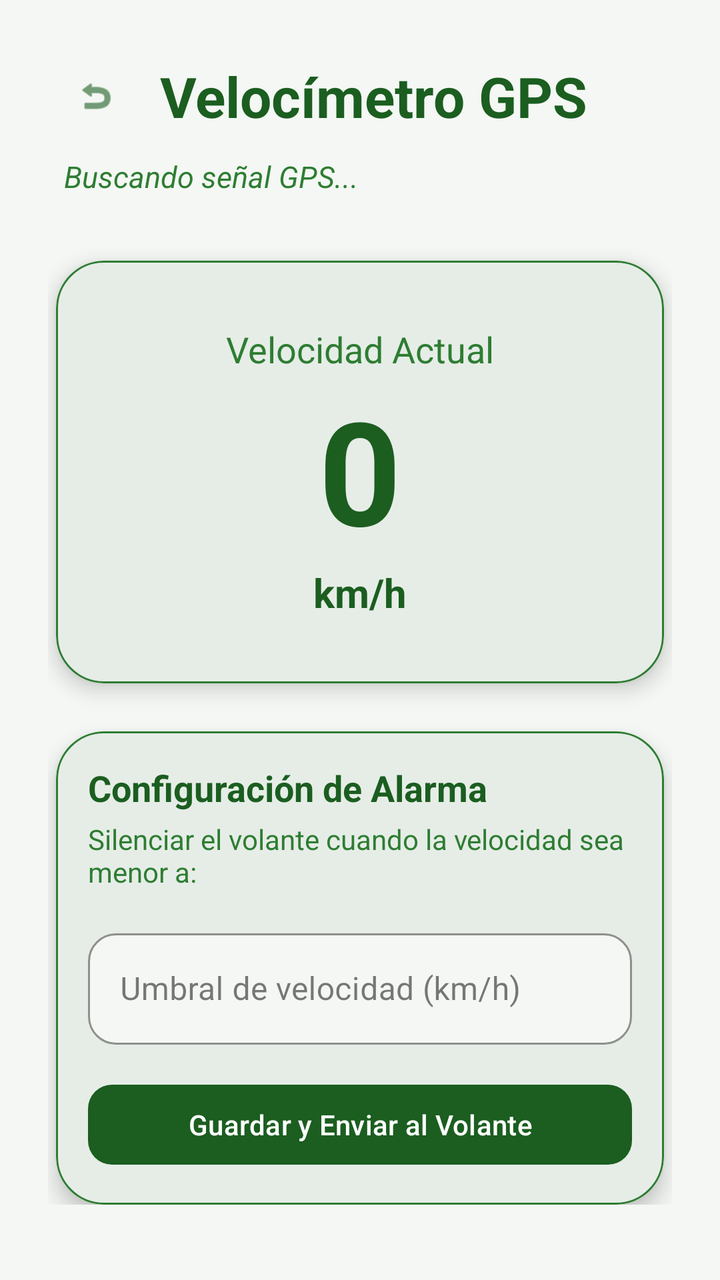
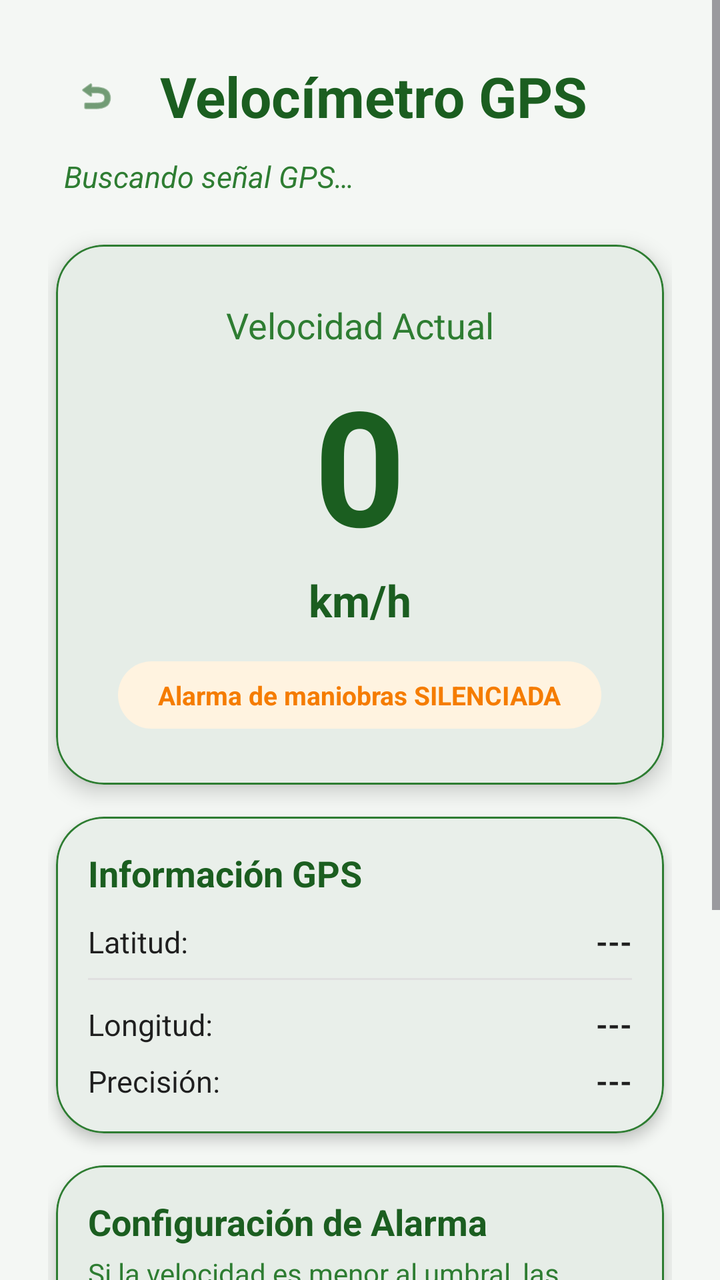

Before-and-after screenshots of an Android layout around one commit, followed by the original layout XML and the change that was made.
<!-- AndroidManifest.xml: application theme Theme.VolanteMeteoroApp -->
<!-- res/layout/activity_second.xml -->
<?xml version="1.0" encoding="utf-8"?>
<ScrollView xmlns:android="http://schemas.android.com/apk/res/android"
    xmlns:app="http://schemas.android.com/apk/res-auto"
    xmlns:tools="http://schemas.android.com/tools"
    android:layout_width="match_parent"
    android:layout_height="match_parent"
    tools:context=".SecondActivity">

    <LinearLayout
        android:layout_width="match_parent"
        android:layout_height="wrap_content"
        android:orientation="vertical"
        android:padding="24dp"
        android:background="@color/app_background">

        
        <LinearLayout
            android:layout_width="match_parent"
            android:layout_height="wrap_content"
            android:orientation="horizontal"
            android:gravity="center_vertical">

            <com.google.android.material.button.MaterialButton
                android:id="@+id/button_back"
                style="@style/Widget.Material3.Button.IconButton"
                android:layout_width="wrap_content"
                android:layout_height="wrap_content"
                app:icon="@android:drawable/ic_menu_revert"
                app:iconTint="@color/app_primary" />

            <TextView
                android:layout_width="wrap_content"
                android:layout_height="wrap_content"
                android:layout_marginStart="8dp"
                android:text="Velocímetro GPS"
                android:textSize="28sp"
                android:textStyle="bold"
                android:textColor="@color/app_primary" />
        </LinearLayout>

        <TextView
            android:id="@+id/text_gps_status"
            android:layout_width="match_parent"
            android:layout_height="wrap_content"
            android:layout_marginTop="6dp"
            android:layout_marginStart="8dp"
            android:text="Buscando señal GPS..."
            android:textColor="@color/app_secondary"
            android:textSize="15sp"
            android:textStyle="italic" />

        
        <com.google.android.material.card.MaterialCardView
            android:layout_width="match_parent"
            android:layout_height="wrap_content"
            android:layout_marginTop="32dp"
            android:layout_marginHorizontal="4dp"
            app:cardBackgroundColor="@color/app_surface"
            app:cardCornerRadius="24dp"
            app:cardElevation="6dp"
            app:strokeColor="@color/app_secondary"
            app:strokeWidth="1dp">

            <LinearLayout
                android:layout_width="match_parent"
                android:layout_height="wrap_content"
                android:orientation="vertical"
                android:gravity="center"
                android:padding="32dp">

                <TextView
                    android:layout_width="wrap_content"
                    android:layout_height="wrap_content"
                    android:text="Velocidad Actual"
                    android:textSize="18sp"
                    android:textColor="@color/app_secondary" />

                <TextView
                    android:id="@+id/text_speed_value"
                    android:layout_width="wrap_content"
                    android:layout_height="wrap_content"
                    android:text="0"
                    android:textSize="72sp"
                    android:textStyle="bold"
                    android:textColor="@color/app_primary" />

                <TextView
                    android:layout_width="wrap_content"
                    android:layout_height="wrap_content"
                    android:text="km/h"
                    android:textSize="20sp"
                    android:textStyle="bold"
                    android:textColor="@color/app_primary" />

            </LinearLayout>
        </com.google.android.material.card.MaterialCardView>

        
        <com.google.android.material.card.MaterialCardView
            android:layout_width="match_parent"
            android:layout_height="wrap_content"
            android:layout_marginTop="24dp"
            android:layout_marginHorizontal="4dp"
            app:cardBackgroundColor="@color/app_surface"
            app:cardCornerRadius="24dp"
            app:cardElevation="6dp"
            app:strokeColor="@color/app_secondary"
            app:strokeWidth="1dp">

            <LinearLayout
                android:layout_width="match_parent"
                android:layout_height="wrap_content"
                android:orientation="vertical"
                android:padding="16dp">

                <TextView
                    android:layout_width="wrap_content"
                    android:layout_height="wrap_content"
                    android:text="Configuración de Alarma"
                    android:textSize="18sp"
                    android:textColor="@color/app_primary"
                    android:textStyle="bold" />

                <TextView
                    android:layout_width="wrap_content"
                    android:layout_height="wrap_content"
                    android:layout_marginTop="4dp"
                    android:text="Silenciar el volante cuando la velocidad sea menor a:"
                    android:textColor="@color/app_secondary"
                    android:textSize="14sp" />

                <com.google.android.material.textfield.TextInputLayout
                    style="@style/Widget.MaterialComponents.TextInputLayout.OutlinedBox"
                    android:layout_width="match_parent"
                    android:layout_height="wrap_content"
                    android:layout_marginTop="16dp"
                    android:hint="Umbral de velocidad (km/h)"
                    app:boxBackgroundColor="@color/app_background"
                    app:boxBackgroundMode="outline"
                    app:boxCornerRadiusBottomEnd="14dp"
                    app:boxCornerRadiusBottomStart="14dp"
                    app:boxCornerRadiusTopEnd="14dp"
                    app:boxCornerRadiusTopStart="14dp"
                    app:boxStrokeColor="@color/app_primary"
                    app:boxStrokeWidth="1dp"
                    app:hintTextColor="@color/app_on_surface">

                    <com.google.android.material.textfield.TextInputEditText
                        android:id="@+id/edit_text_speed_threshold"
                        android:layout_width="match_parent"
                        android:layout_height="wrap_content"
                        android:inputType="number"
                        android:textColor="@color/app_on_surface"
                        android:textColorHint="@color/app_on_surface" />
                </com.google.android.material.textfield.TextInputLayout>

                <com.google.android.material.button.MaterialButton
                    android:id="@+id/button_save_speed_threshold"
                    android:layout_width="match_parent"
                    android:layout_height="wrap_content"
                    android:layout_marginTop="16dp"
                    android:text="Guardar y Enviar al Volante"
                    android:textAllCaps="false"
                    app:backgroundTint="@color/app_primary"
                    app:cornerRadius="12dp"
                    app:rippleColor="@color/app_secondary" />

            </LinearLayout>
        </com.google.android.material.card.MaterialCardView>

    </LinearLayout>
</ScrollView>
<!-- resources referenced by this layout -->
<resources>
  <color name="app_background">#F4F7F4</color>
  <color name="app_on_surface">#1F1F1F</color>
  <color name="app_primary">#1B5E20</color>
  <color name="app_secondary">#2E7D32</color>
  <color name="app_surface">#FFFFFF</color>
  <style name="Theme.VolanteMeteoroApp" parent="Base.Theme.VolanteMeteoroApp" />
  <style name="Base.Theme.VolanteMeteoroApp" parent="Theme.Material3.Light.NoActionBar">
          <item name="colorPrimary">@color/app_primary</item>
          <item name="colorOnPrimary">@color/app_on_primary</item>
          <item name="colorSecondary">@color/app_secondary</item>
          <item name="android:colorBackground">@color/app_background</item>
          <item name="colorSurface">@color/app_surface</item>
          <item name="colorOnSurface">@color/app_on_surface</item>
      </style>
  <color name="app_on_primary">#FFFFFFFF</color>
</resources>

<!-- the commit's change to res/layout/activity_second.xml (unified diff, before → after) -->
@@ -32,7 +32,7 @@
                 android:layout_width="wrap_content"
                 android:layout_height="wrap_content"
                 android:layout_marginStart="8dp"
-                android:text="Velocímetro GPS"
+                android:text="@string/gps_title"
                 android:textSize="28sp"
                 android:textStyle="bold"
                 android:textColor="@color/app_primary" />
@@ -44,59 +44,14 @@
             android:layout_height="wrap_content"
             android:layout_marginTop="6dp"
             android:layout_marginStart="8dp"
-            android:text="Buscando señal GPS..."
+            android:text="@string/gps_status_searching"
             android:textColor="@color/app_secondary"
             android:textSize="15sp"
             android:textStyle="italic" />
 
         
         <com.google.android.material.card.MaterialCardView
-            android:layout_width="match_parent"
-            android:layout_height="wrap_content"
-            android:layout_marginTop="32dp"
-            android:layout_marginHorizontal="4dp"
-            app:cardBackgroundColor="@color/app_surface"
-            app:cardCornerRadius="24dp"
-            app:cardElevation="6dp"
-            app:strokeColor="@color/app_secondary"
-            app:strokeWidth="1dp">
-
-            <LinearLayout
-                android:layout_width="match_parent"
-                android:layout_height="wrap_content"
-                android:orientation="vertical"
-                android:gravity="center"
-                android:padding="32dp">
-
-                <TextView
-                    android:layout_width="wrap_content"
-                    android:layout_height="wrap_content"
-                    android:text="Velocidad Actual"
-                    android:textSize="18sp"
-                    android:textColor="@color/app_secondary" />
-
-                <TextView
-                    android:id="@+id/text_speed_value"
-                    android:layout_width="wrap_content"
-                    android:layout_height="wrap_content"
-                    android:text="0"
-                    android:textSize="72sp"
-                    android:textStyle="bold"
-                    android:textColor="@color/app_primary" />
-
-                <TextView
-                    android:layout_width="wrap_content"
-                    android:layout_height="wrap_content"
-                    android:text="km/h"
-                    android:textSize="20sp"
-                    android:textStyle="bold"
-                    android:textColor="@color/app_primary" />
-
-            </LinearLayout>
-        </com.google.android.material.card.MaterialCardView>
-
-        
-        <com.google.android.material.card.MaterialCardView
+            android:id="@+id/card_speed"
             android:layout_width="match_parent"
             android:layout_height="wrap_content"
             android:layout_marginTop="24dp"
@@ -111,12 +66,177 @@
                 android:layout_width="match_parent"
                 android:layout_height="wrap_content"
                 android:orientation="vertical"
+                android:gravity="center"
+                android:padding="28dp">
+
+                <TextView
+                    android:layout_width="wrap_content"
+                    android:layout_height="wrap_content"
+                    android:text="@string/speed_label"
+                    android:textSize="18sp"
+                    android:textColor="@color/app_secondary" />
+
+                <TextView
+                    android:id="@+id/text_speed_value"
+                    android:layout_width="wrap_content"
+                    android:layout_height="wrap_content"
+                    android:layout_marginTop="4dp"
+                    android:text="@string/speed_zero"
+                    android:textSize="80sp"
+                    android:textStyle="bold"
+                    android:textColor="@color/app_primary" />
+
+                <TextView
+                    android:layout_width="wrap_content"
+                    android:layout_height="wrap_content"
+                    android:text="@string/speed_unit"
+                    android:textSize="22sp"
+                    android:textStyle="bold"
+                    android:textColor="@color/app_primary" />
+
+                
+                <TextView
+                    android:id="@+id/text_speed_status_indicator"
+                    android:layout_width="wrap_content"
+                    android:layout_height="wrap_content"
+                    android:layout_marginTop="16dp"
+                    android:paddingHorizontal="20dp"
+                    android:paddingVertical="8dp"
+                    android:background="@drawable/rounded_indicator_bg"
+                    android:text="@string/speed_below_threshold"
+                    android:textColor="@color/speed_warning"
+                    android:textSize="13sp"
+                    android:textStyle="bold" />
+
+            </LinearLayout>
+        </com.google.android.material.card.MaterialCardView>
+
+        
+        <com.google.android.material.card.MaterialCardView
+            android:layout_width="match_parent"
+            android:layout_height="wrap_content"
+            android:layout_marginTop="16dp"
+            android:layout_marginHorizontal="4dp"
+            app:cardBackgroundColor="@color/app_surface"
+            app:cardCornerRadius="24dp"
+            app:cardElevation="4dp"
+            app:strokeColor="@color/app_secondary"
+            app:strokeWidth="1dp">
+
+            <LinearLayout
+                android:layout_width="match_parent"
+                android:layout_height="wrap_content"
+                android:orientation="vertical"
                 android:padding="16dp">
 
                 <TextView
                     android:layout_width="wrap_content"
                     android:layout_height="wrap_content"
-                    android:text="Configuración de Alarma"
+                    android:text="@string/gps_info_title"
+                    android:textColor="@color/app_primary"
+                    android:textSize="18sp"
+                    android:textStyle="bold" />
+
+                
+                <LinearLayout
+                    android:layout_width="match_parent"
+                    android:layout_height="wrap_content"
+                    android:orientation="horizontal"
+                    android:layout_marginTop="12dp">
+                    <TextView
+                        android:layout_width="0dp"
+                        android:layout_height="wrap_content"
+                        android:layout_weight="1"
+                        android:text="@string/gps_latitude_label"
+                        android:textColor="@color/app_on_surface"
+                        android:textSize="15sp" />
+                    <TextView
+                        android:id="@+id/text_latitude"
+                        android:layout_width="wrap_content"
+                        android:layout_height="wrap_content"
+                        android:text="@string/value_placeholder"
+                        android:textColor="@color/app_on_surface"
+                        android:textSize="15sp"
+                        android:textStyle="bold" />
+                </LinearLayout>
+
+                <View
+                    android:layout_width="match_parent"
+                    android:layout_height="1dp"
+                    android:layout_marginVertical="8dp"
+                    android:background="#E0E0E0" />
+
+                
+                <LinearLayout
+                    android:layout_width="match_parent"
+                    android:layout_height="wrap_content"
+                    android:orientation="horizontal"
+                    android:layout_marginTop="4dp">
+                    <TextView
+                        android:layout_width="0dp"
+                        android:layout_height="wrap_content"
+                        android:layout_weight="1"
+                        android:text="@string/gps_longitude_label"
+                        android:textColor="@color/app_on_surface"
+                        android:textSize="15sp" />
+                    <TextView
+                        android:id="@+id/text_longitude"
+                        android:layout_width="wrap_content"
+                        android:layout_height="wrap_content"
+                        android:text="@string/value_placeholder"
+                        android:textColor="@color/app_on_surface"
+                        android:textSize="15sp"
+                        android:textStyle="bold" />
+                </LinearLayout>
+
+                
+                <LinearLayout
+                    android:layout_width="match_parent"
+                    android:layout_height="wrap_content"
+                    android:orientation="horizontal"
+                    android:layout_marginTop="8dp">
+                    <TextView
+                        android:layout_width="0dp"
+                        android:layout_height="wrap_content"
+                        android:layout_weight="1"
+                        android:text="@string/gps_accuracy_label"
+                        android:textColor="@color/app_on_surface"
+                        android:textSize="15sp" />
+                    <TextView
+                        android:id="@+id/text_accuracy"
+                        android:layout_width="wrap_content"
+                        android:layout_height="wrap_content"
+                        android:text="@string/value_placeholder"
+                        android:textColor="@color/app_on_surface"
+                        android:textSize="15sp"
+                        android:textStyle="bold" />
+                </LinearLayout>
+
+            </LinearLayout>
+        </com.google.android.material.card.MaterialCardView>
+
+        
+        <com.google.android.material.card.MaterialCardView
+            android:layout_width="match_parent"
+            android:layout_height="wrap_content"
+            android:layout_marginTop="16dp"
+            android:layout_marginHorizontal="4dp"
+            app:cardBackgroundColor="@color/app_surface"
+            app:cardCornerRadius="24dp"
+            app:cardElevation="6dp"
+            app:strokeColor="@color/app_secondary"
+            app:strokeWidth="1dp">
+
+            <LinearLayout
+                android:layout_width="match_parent"
+                android:layout_height="wrap_content"
+                android:orientation="vertical"
+                android:padding="16dp">
+
+                <TextView
+                    android:layout_width="wrap_content"
+                    android:layout_height="wrap_content"
+                    android:text="@string/threshold_card_title"
                     android:textSize="18sp"
                     android:textColor="@color/app_primary"
                     android:textStyle="bold" />
@@ -125,7 +245,7 @@
                     android:layout_width="wrap_content"
                     android:layout_height="wrap_content"
                     android:layout_marginTop="4dp"
-                    android:text="Silenciar el volante cuando la velocidad sea menor a:"
+                    android:text="@string/threshold_card_description"
                     android:textColor="@color/app_secondary"
                     android:textSize="14sp" />
 
@@ -134,7 +254,7 @@
                     android:layout_width="match_parent"
                     android:layout_height="wrap_content"
                     android:layout_marginTop="16dp"
-                    android:hint="Umbral de velocidad (km/h)"
+                    android:hint="@string/threshold_hint"
                     app:boxBackgroundColor="@color/app_background"
                     app:boxBackgroundMode="outline"
                     app:boxCornerRadiusBottomEnd="14dp"
@@ -143,7 +263,9 @@
                     app:boxCornerRadiusTopStart="14dp"
                     app:boxStrokeColor="@color/app_primary"
                     app:boxStrokeWidth="1dp"
-                    app:hintTextColor="@color/app_on_surface">
+                    app:hintTextColor="@color/app_on_surface"
+                    app:suffixText="km/h"
+                    app:suffixTextColor="@color/app_secondary">
 
                     <com.google.android.material.textfield.TextInputEditText
                         android:id="@+id/edit_text_speed_threshold"
@@ -159,14 +281,19 @@
                     android:layout_width="match_parent"
                     android:layout_height="wrap_content"
                     android:layout_marginTop="16dp"
-                    android:text="Guardar y Enviar al Volante"
+                    android:text="@string/threshold_button"
                     android:textAllCaps="false"
                     app:backgroundTint="@color/app_primary"
-                    app:cornerRadius="12dp"
+                    app:cornerRadius="18dp"
                     app:rippleColor="@color/app_secondary" />
 
             </LinearLayout>
         </com.google.android.material.card.MaterialCardView>
 
+        
+        <View
+            android:layout_width="match_parent"
+            android:layout_height="24dp" />
+
     </LinearLayout>
 </ScrollView>
<!-- resource entries referenced after the edit -->
@@ -5,7 +5,36 @@
   <color name="app_primary">#1B5E20</color>
   <color name="app_secondary">#2E7D32</color>
   <color name="app_surface">#FFFFFF</color>
+  <color name="speed_warning">#F57C00</color>
+  <!-- drawable rounded_indicator_bg (drawable) -->
+  <?xml version="1.0" encoding="utf-8"?>
+  <shape xmlns:android="http://schemas.android.com/apk/res/android"
+      android:shape="rectangle">
+      <corners android:radius="20dp" />
+      <solid android:color="@color/speed_warning_bg" />
+      <padding
+          android:left="16dp"
+          android:top="6dp"
+          android:right="16dp"
+          android:bottom="6dp" />
+  </shape>
+  <string name="gps_accuracy_label">Precisión:</string>
+  <string name="gps_info_title">Información GPS</string>
+  <string name="gps_latitude_label">Latitud:</string>
+  <string name="gps_longitude_label">Longitud:</string>
+  <string name="gps_status_searching">Buscando señal GPS…</string>
+  <string name="gps_title">Velocímetro GPS</string>
+  <string name="speed_below_threshold">Alarma de maniobras SILENCIADA</string>
+  <string name="speed_label">Velocidad Actual</string>
+  <string name="speed_unit">km/h</string>
+  <string name="speed_zero">0</string>
+  <string name="threshold_button">Guardar y Enviar al Volante</string>
+  <string name="threshold_card_description">Si la velocidad es menor al umbral, las maniobras sinuosas NO dispararán la alarma (se entiende que el conductor está doblando).</string>
+  <string name="threshold_card_title">Configuración de Alarma</string>
+  <string name="threshold_hint">Umbral de velocidad (km/h)</string>
+  <string name="value_placeholder">---</string>
   <style name="Theme.VolanteMeteoroApp" parent="Base.Theme.VolanteMeteoroApp" />
+  <color name="speed_warning_bg">#FFF3E0</color>
   <style name="Base.Theme.VolanteMeteoroApp" parent="Theme.Material3.Light.NoActionBar">
           <item name="colorPrimary">@color/app_primary</item>
           <item name="colorOnPrimary">@color/app_on_primary</item>
